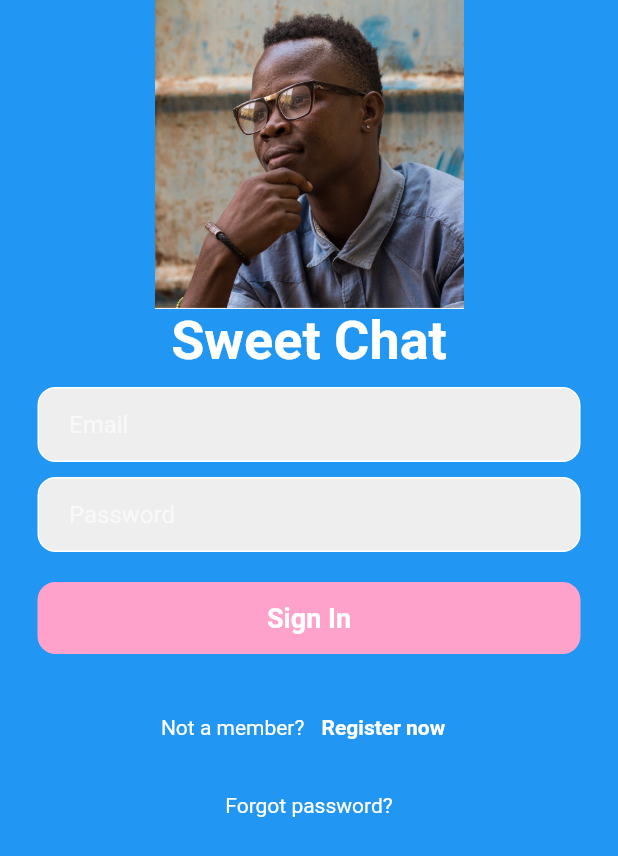
After one commit to WeebNetsu/sweetchat, a Flutter app: the LoginPage screen opened by its route, on a phone screen of 412 x 824 dp. The commit adds this screen. Shown: the top 856 px of the screen. Run offline on Flutter 3.47's test engine with Material 2 defaults, Android fonts, the light colour scheme and no system bars; our stand-ins replace focused_menu, get; generated files the repository leaves out were written again.

Commit message:
Added login page

```diff
--- a/lib/l10n/app_en.arb
+++ b/lib/l10n/app_en.arb
@@ -43,5 +43,9 @@
         "type": "String"
       }
     }
+  },
+  "logout": "Log Out",
+  "@logout": {
+    "description": "Text for when a user wants to log out"
   }
 }
--- a/lib/pages/chat/chat.dart
+++ b/lib/pages/chat/chat.dart
@@ -105,7 +105,7 @@ class _ChatPageState extends State<ChatPage> {
                       padding: const EdgeInsets.all(3.0),
                       child: IconButton(
                         onPressed: () {},
-                        icon: Icon(Icons.send),
+                        icon: const Icon(Icons.send),
                         color: Colors.white,
                       ),
                     ),
--- a/lib/pages/home/home.dart
+++ b/lib/pages/home/home.dart
@@ -65,6 +65,12 @@ class _HomePageState extends State<HomePage> {
                   trailingIcon: const Icon(Icons.question_mark_sharp),
                   onPressed: () {},
                 ),
+                FocusedMenuItem(
+                  title: Text(appLocalizations.logout),
+                  backgroundColor: isDarkTheme ? Colors.black54 : Colors.white,
+                  trailingIcon: const Icon(Icons.logout),
+                  onPressed: () => Navigator.popAndPushNamed(context, "/login"),
+                ),
               ],
             ),
           ],
--- /dev/null
+++ b/lib/pages/login/login.dart
@@ -0,0 +1,194 @@
+import 'package:flutter/material.dart';
+import 'package:sweetchat/utils/constants.dart';
+import 'package:sweetchat/widgets/input.dart';
+
+class LoginPage extends StatefulWidget {
+  const LoginPage({Key? key}) : super(key: key);
+
+  @override
+  State<LoginPage> createState() => _LoginPageState();
+}
+
+class _LoginPageState extends State<LoginPage> {
+  bool _isLoading = false;
+  late final TextEditingController? _emailController;
+  late final TextEditingController? _passwordController;
+
+  void showMessage(String message, {bool isError = false}) {
+    if (isError) {
+      context.showErrorSnackBar(message: message);
+    } else {
+      context.showSnackBar(message: message);
+    }
+  }
+
+  /* Future<void> _signIn() async {
+    setState(() {
+      _isLoading = true;
+    });
+
+    if (_emailController == null || _passwordController == null) {
+      showMessage("All fields are required", isError: true);
+      return;
+    }
+
+    final response = await supabase.auth.signIn(
+      email: _emailController!.text,
+      password: _passwordController!.text,
+      options: AuthOptions(
+        redirectTo: kIsWeb ? null : 'com.sweetchat.sweetchat://login-callback/',
+      ),
+    );
+
+    final error = response.error;
+    if (error != null) {
+      showMessage(error.message, isError: true);
+    } else {
+      if (supabase.auth.user()?.emailConfirmedAt != null) {
+        // ignore: use_build_context_synchronously
+        Navigator.of(context).pushReplacementNamed("/home");
+      } else {
+        showMessage("Email not confirmed", isError: true);
+      }
+    }
+
+    setState(() {
+      _isLoading = false;
+    });
+  } */
+
+  @override
+  void initState() {
+    super.initState();
+    _emailController = TextEditingController();
+    _passwordController = TextEditingController();
+  }
+
+  @override
+  Widget build(BuildContext context) {
+    var theme = Theme.of(context).colorScheme;
+
+    return Scaffold(
+      backgroundColor: theme.primary,
+      resizeToAvoidBottomInset: false,
+      body: ListView(
+        children: [
+          SafeArea(
+            child: Center(
+              child: Column(
+                mainAxisAlignment: MainAxisAlignment.center,
+                children: [
+                  // logo
+                  Image.asset(
+                    "assets/images/profile1.jpg",
+                    // the below fit specifies that the
+                    // image should be as small as possible while still
+                    // filling what it should be rendering
+                    height: MediaQuery.of(context).size.height / 4,
+                    fit: BoxFit.scaleDown,
+                  ),
+
+                  // login text
+                  const Text(
+                    "Sweet Chat",
+                    style: TextStyle(
+                      fontWeight: FontWeight.bold,
+                      fontSize: 36,
+                    ),
+                  ),
+
+                  const SizedBox(height: 10),
+
+                  // inputs
+                  Input(title: "Email", contollerItem: _emailController),
+
+                  const SizedBox(height: 10),
+
+                  Input(
+                    title: "Password",
+                    password: true,
+                    contollerItem: _passwordController,
+                  ),
+
+                  // remember me
+                  const SizedBox(height: 10),
+
+                  // CheckboxListTile(
+                  //   value: _rememberMe,
+                  //   onChanged: _handleRememberMe,
+                  //   activeColor: theme.secondary,
+                  //   title: const Text(
+                  //     "Remember me",
+                  //     style: TextStyle(color: Colors.white),
+                  //   ),
+                  //   controlAffinity: ListTileControlAffinity.leading,
+                  //   contentPadding: const EdgeInsets.symmetric(horizontal: 25),
+                  // ),
+
+                  // buttons
+                  const SizedBox(height: 10),
+
+                  Padding(
+                    padding: const EdgeInsets.symmetric(horizontal: 25),
+                    child: Container(
+                      decoration: BoxDecoration(
+                        color: theme.secondary,
+                        borderRadius: BorderRadius.circular(12),
+                      ),
+                      child: MaterialButton(
+                        onPressed: _isLoading ? null : () => {} /* _signIn */,
+                        child: const Center(
+                          child: Text(
+                            "Sign In",
+                            style: TextStyle(
+                              color: Colors.white,
+                              fontWeight: FontWeight.bold,
+                              fontSize: 18,
+                            ),
+                          ),
+                        ),
+                      ),
+                    ),
+                  ),
+
+                  const SizedBox(height: 25),
+
+                  // No account option
+                  Row(
+                    mainAxisAlignment: MainAxisAlignment.center,
+                    children: [
+                      const Text(
+                        "Not a member? ",
+                        style: TextStyle(color: Colors.white),
+                      ),
+                      TextButton(
+                        onPressed: () {
+                          Navigator.popAndPushNamed(context, "/signup");
+                        },
+                        child: const Text(
+                          "Register now",
+                          style: TextStyle(
+                            color: Colors.white,
+                            fontWeight: FontWeight.bold,
+                          ),
+                        ),
+                      ),
+                    ],
+                  ),
+
+                  // forgot password
+                  const SizedBox(height: 20),
+
+                  const Text(
+                    "Forgot password?",
+                    style: TextStyle(color: Colors.white),
+                  ),
+                ],
+              ),
+            ),
+          ),
+        ],
+      ),
+    );
+  }
+}
--- a/lib/routes.dart
+++ b/lib/routes.dart
@@ -1,5 +1,6 @@
 import 'package:sweetchat/pages/chat/chat.dart';
 import 'package:sweetchat/pages/home/home.dart';
+import 'package:sweetchat/pages/login/login.dart';
 import 'package:sweetchat/pages/profile/profile.dart';
 import 'package:sweetchat/pages/settings/settings.dart';
 import 'package:flutter/material.dart';
@@ -9,4 +10,5 @@ Map<String, Widget Function(BuildContext)> routes = {
   "/chat": (context) => const ChatPage(),
   "/profile": (context) => const ProfilePage(title: "Your Profile"),
   "/settings": (context) => const SettingsPage(title: "Settings"),
+  "/login": (context) => const LoginPage(),
 };
--- /dev/null
+++ b/lib/utils/constants.dart
@@ -0,0 +1,18 @@
+import 'package:flutter/material.dart';
+
+/// Shows a snackbar
+extension ShowSnackBar on BuildContext {
+  void showSnackBar({
+    required String message,
+    Color backgroundColor = Colors.blue,
+  }) {
+    ScaffoldMessenger.of(this).showSnackBar(SnackBar(
+      content: Text(message),
+      backgroundColor: backgroundColor,
+    ));
+  }
+
+  void showErrorSnackBar({required String message}) {
+    showSnackBar(message: message, backgroundColor: Colors.red);
+  }
+}
--- /dev/null
+++ b/lib/widgets/input.dart
@@ -0,0 +1,46 @@
+import 'package:flutter/material.dart';
+
+class Input extends StatefulWidget {
+  const Input({
+    super.key,
+    required this.title,
+    this.password = false,
+    this.contollerItem,
+  });
+
+  final String title;
+  final bool? password;
+  final TextEditingController? contollerItem;
+
+  @override
+  State<Input> createState() => _Input();
+}
+
+class _Input extends State<Input> {
+  @override
+  Widget build(BuildContext context) {
+    var showPassword = widget.password != null && widget.password == true;
+
+    return Padding(
+      padding: const EdgeInsets.symmetric(horizontal: 25),
+      child: Container(
+        decoration: BoxDecoration(
+          color: Colors.grey[200],
+          border: Border.all(color: Colors.white),
+          borderRadius: BorderRadius.circular(12),
+        ),
+        child: Padding(
+          padding: const EdgeInsets.only(left: 20),
+          child: TextField(
+            obscureText: showPassword,
+            controller: widget.contollerItem,
+            decoration: InputDecoration(
+              border: InputBorder.none,
+              hintText: widget.title,
+            ),
+          ),
+        ),
+      ),
+    );
+  }
+}
```
